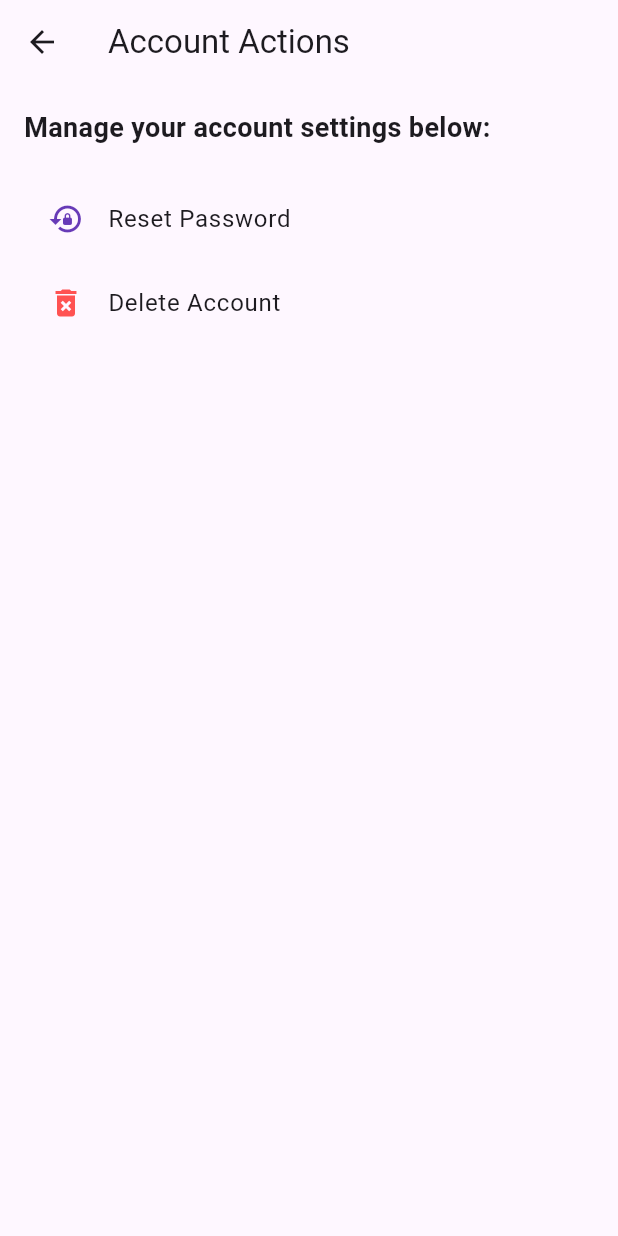
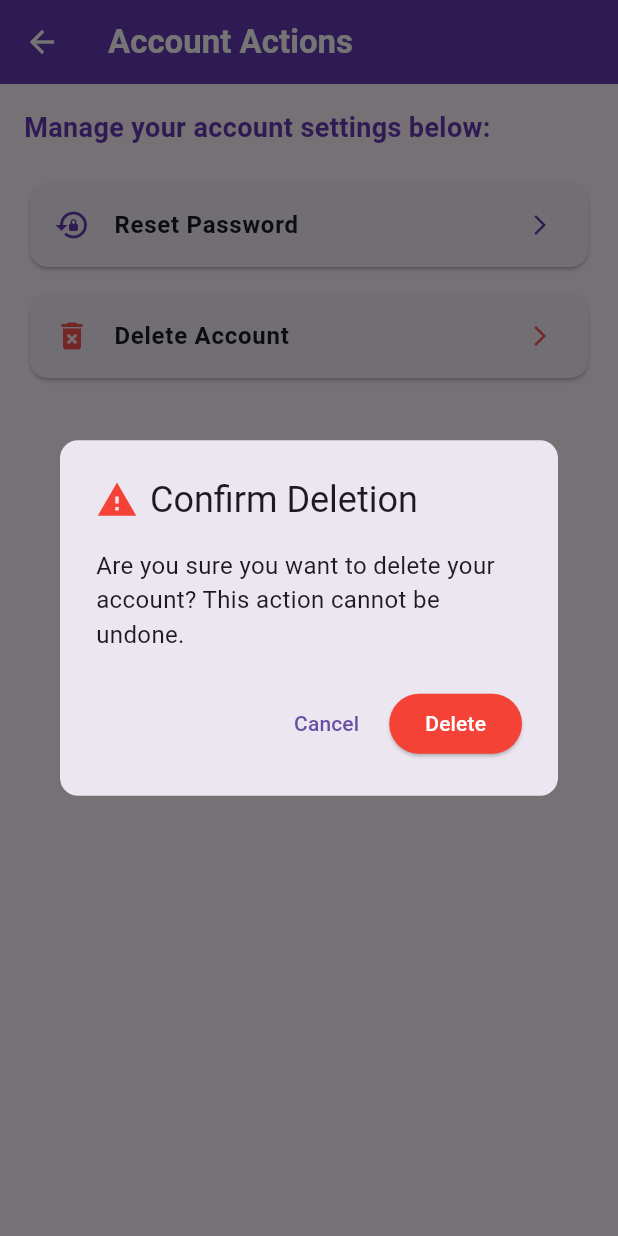
Before and after one commit to hammad-shahid55/my_SwiftRide, a Flutter app: the AccountActionsScreen screen opened directly, after a tap on "Reset Password", after a tap on "Delete Account", on a phone screen of 412 x 824 dp. Run offline on Flutter 3.47's test engine with Material 3 defaults, Android fonts, the phone set to English and light mode, and no system bars; our stand-ins replace animated_text_kit, connectivity_plus, geocoding, geolocator, google_maps_flutter, image_picker and 5 more; missing offline and left inert: flutter_polyline_points, flutter_stripe, google_maps_webservice, google_place; accounts and stored records are empty.

Commit message:
feat: acc deletion

```diff
--- a/lib/Screens/AccountActionsScreen.dart
+++ b/lib/Screens/AccountActionsScreen.dart
@@ -1,12 +1,110 @@
 import 'package:flutter/material.dart';
+import 'package:supabase_flutter/supabase_flutter.dart';
+import 'package:swift_ride/Screens/WelcomeScreen.dart';
 
 class AccountActionsScreen extends StatelessWidget {
   const AccountActionsScreen({super.key});
 
+  Future<void> _deleteAccount(BuildContext context) async {
+    final supabase = Supabase.instance.client;
+    final user = supabase.auth.currentUser;
+
+    if (user == null) return;
+
+    // Confirmation dialog
+    final confirm = await showDialog<bool>(
+      context: context,
+      builder:
+          (ctx) => AlertDialog(
+            shape: RoundedRectangleBorder(
+              borderRadius: BorderRadius.circular(12),
+            ),
+            title: Row(
+              children: const [
+                Icon(Icons.warning, color: Colors.red, size: 28),
+                SizedBox(width: 8),
+                Text("Confirm Deletion"),
+              ],
+            ),
+            content: const Text(
+              "Are you sure you want to delete your account? "
+              "This action cannot be undone.",
+              style: TextStyle(fontSize: 16),
+            ),
+            actions: [
+              TextButton(
+                onPressed: () => Navigator.pop(ctx, false),
+                child: const Text("Cancel"),
+              ),
+              ElevatedButton(
+                style: ElevatedButton.styleFrom(
+                  backgroundColor: Colors.red,
+                  foregroundColor: Colors.white,
+                ),
+                onPressed: () => Navigator.pop(ctx, true),
+                child: const Text("Delete"),
+              ),
+            ],
+          ),
+    );
+
+    if (confirm != true) return;
+
+    try {
+      // ⚡ Step 1: Delete user-related data
+      await supabase.from('location_history').delete().eq('user_id', user.id);
+
+      // ⚡ Step 2: Call Edge Function to delete user from Auth
+      final response = await supabase.functions.invoke(
+        'delete-user',
+        body: {'user_id': user.id},
+      );
+
+      if (response.status != 200) {
+        throw Exception("Failed to delete account: ${response.data}");
+      }
+
+      // ⚡ Step 3: Sign out locally
+      await supabase.auth.signOut();
+
+      // ⚡ Step 4: Show success + Navigate
+      if (context.mounted) {
+        ScaffoldMessenger.of(context).showSnackBar(
+          const SnackBar(
+            content: Text("Account deleted successfully"),
+            backgroundColor: Colors.green,
+          ),
+        );
+
+        Navigator.pushAndRemoveUntil(
+          context,
+          MaterialPageRoute(builder: (_) => const WelcomeScreen()),
+          (route) => false,
+        );
+      }
+    } catch (e) {
+      if (context.mounted) {
+        ScaffoldMessenger.of(context).showSnackBar(
+          SnackBar(
+            content: Text("Error deleting account: $e"),
+            backgroundColor: Colors.red,
+          ),
+        );
+      }
+    }
+  }
+
   @override
   Widget build(BuildContext context) {
     return Scaffold(
-      appBar: AppBar(title: const Text("Account Actions")),
+      appBar: AppBar(
+        title: const Text(
+          "Account Actions",
+          style: TextStyle(fontWeight: FontWeight.bold, color: Colors.white),
+        ),
+        backgroundColor: Colors.deepPurple,
+        iconTheme: const IconThemeData(color: Colors.white),
+      ),
       body: Padding(
         padding: const EdgeInsets.all(16.0),
         child: Column(
@@ -14,25 +112,58 @@ class AccountActionsScreen extends StatelessWidget {
           children: [
             const Text(
               "Manage your account settings below:",
-              style: TextStyle(fontSize: 18, fontWeight: FontWeight.bold),
+              style: TextStyle(
+                fontSize: 18,
+                fontWeight: FontWeight.bold,
+                color: Colors.deepPurple,
+              ),
             ),
             const SizedBox(height: 20),
-            ListTile(
+
+            // Reset Password
+            Card(
+              shape: RoundedRectangleBorder(
+                borderRadius: BorderRadius.circular(12),
+              ),
+              child: ListTile(
                 leading: const Icon(Icons.lock_reset, color: Colors.deepPurple),
-              title: const Text("Reset Password"),
+                title: const Text(
+                  "Reset Password",
+                  style: TextStyle(fontWeight: FontWeight.bold),
+                ),
+                trailing: const Icon(
+                  Icons.arrow_forward_ios,
+                  size: 16,
+                  color: Colors.deepPurple,
+                ),
                 onTap: () {
                   // TODO: Reset password logic
                 },
               ),
-            ListTile(
+            ),
+            const SizedBox(height: 10),
+
+            // Delete Account
+            Card(
+              shape: RoundedRectangleBorder(
+                borderRadius: BorderRadius.circular(12),
+              ),
+              child: ListTile(
                 leading: const Icon(
                   Icons.delete_forever,
                   color: Colors.redAccent,
                 ),
-              title: const Text("Delete Account"),
-              onTap: () {
-                // TODO: Delete account logic
-              },
+                title: const Text(
+                  "Delete Account",
+                  style: TextStyle(fontWeight: FontWeight.bold),
+                ),
+                trailing: const Icon(
+                  Icons.arrow_forward_ios,
+                  size: 16,
+                  color: Colors.redAccent,
+                ),
+                onTap: () => _deleteAccount(context),
+              ),
             ),
           ],
         ),
```
Lines whose indentation alone changed are shown as unchanged.
